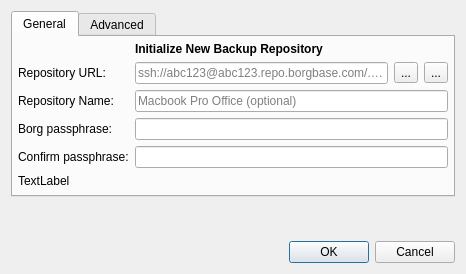
Qt form src/vorta/assets/UI/repoadd.ui (borgbase/vorta) before a commit.
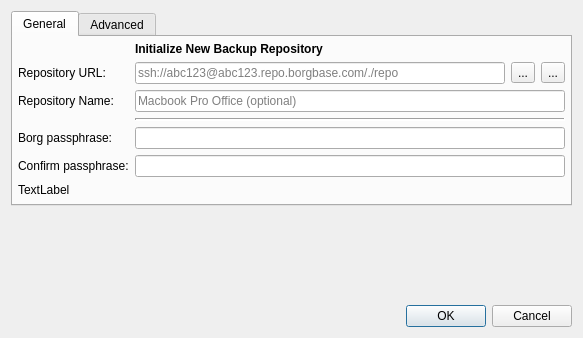
The same form after that commit. Icons and pictures are not drawn.

What changed in the file:
```diff
--- a/src/vorta/assets/UI/repoadd.ui
+++ b/src/vorta/assets/UI/repoadd.ui
@@ -6,8 +6,8 @@
       <rect>
         <x>0</x>
         <y>0</y>
-        <width>466</width>
-        <height>274</height>
+    <width>583</width>
+    <height>338</height>
       </rect>
     </property>
     <property name="modal">
@@ -162,25 +162,15 @@
                   </property>
                 </widget>
               </item>
-              <item row="3" column="0">
+       <item row="4" column="0">
                 <widget class="QLabel" name="label_3">
                   <property name="text">
                     <string>Borg passphrase:</string>
                   </property>
                 </widget>
               </item>
-              <item row="3" column="1">
-                <widget class="QLineEdit" name="passwordLineEdit">
-                  <property name="enabled">
-                    <bool>true</bool>
-                  </property>
-                  <property name="echoMode">
-                    <enum>QLineEdit::Password</enum>
-                  </property>
-                </widget>
-              </item>
               <item row="4" column="1">
-                <widget class="QLineEdit" name="confirmLineEdit">
+        <widget class="QLineEdit" name="passwordLineEdit">
                   <property name="enabled">
                     <bool>true</bool>
                   </property>
@@ -189,20 +179,53 @@
                   </property>
                 </widget>
               </item>
-              <item row="4" column="0">
+       <item row="5" column="0">
                 <widget class="QLabel" name="confirmLabel">
                   <property name="text">
                     <string>Confirm passphrase:</string>
                   </property>
                 </widget>
               </item>
-              <item row="5" column="0" colspan="2">
+       <item row="5" column="1">
+        <widget class="QLineEdit" name="confirmLineEdit">
+         <property name="enabled">
+          <bool>true</bool>
+         </property>
+         <property name="echoMode">
+          <enum>QLineEdit::Password</enum>
+         </property>
+        </widget>
+       </item>
+       <item row="6" column="0" colspan="2">
                 <widget class="QLabel" name="passwordLabel">
                   <property name="text">
                     <string>TextLabel</string>
                   </property>
                 </widget>
               </item>
+       <item row="3" column="1">
+        <layout class="QHBoxLayout" name="horizontalLayoutSeparator">
+         <item>
+          <widget class="QFrame" name="separatorLine">
+           <property name="sizePolicy">
+            <sizepolicy hsizetype="Expanding" vsizetype="Fixed">
+             <horstretch>0</horstretch>
+             <verstretch>0</verstretch>
+            </sizepolicy>
+           </property>
+           <property name="frameShape">
+            <enum>QFrame::HLine</enum>
+           </property>
+           <property name="frameShadow">
+            <enum>QFrame::Sunken</enum>
+           </property>
+           <property name="lineWidth">
+            <number>2</number>
+           </property>
+          </widget>
+         </item>
+        </layout>
+       </item>
             </layout>
           </widget>
           <widget class="QWidget" name="tabWidgetPage2">
```
Left out of the diff: 8 changed lines with no effect on the pictures. Lines whose indentation alone changed are shown as unchanged.
